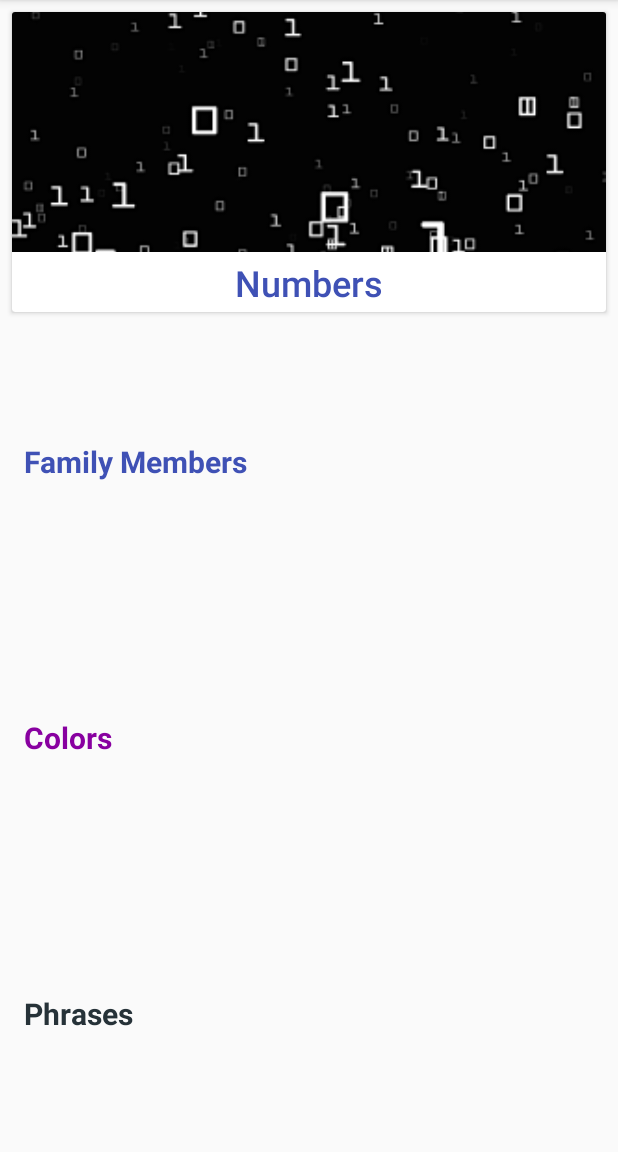
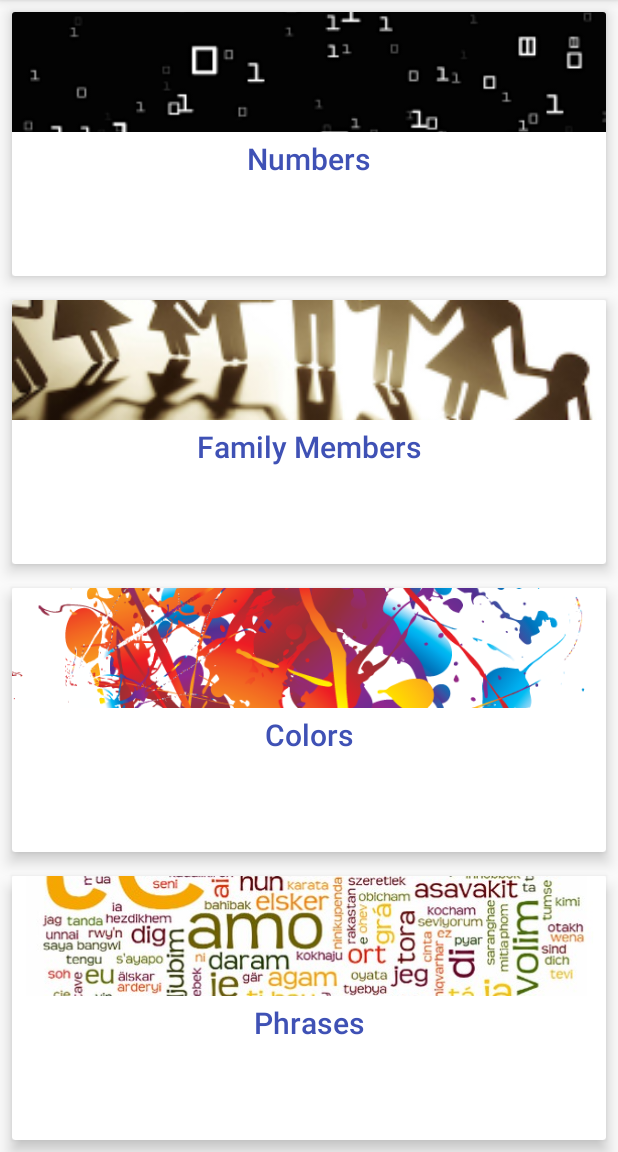
Before and after one commit to tarunkukreja003/Miwok, an Android app: the screen it shows after launch (MainActivity), on a phone screen of 412 x 824 dp, the part 84-1236 px from its top. Run offline under Robolectric (Android 15) with nearby library versions, the phone set to English and light mode, and no system bars.

Commit message:
Text View on Main Activity replaced by Card View

```diff
--- /dev/null
+++ b/app/src/main/java/com/example/android/miwok/HomeActivity.java
@@ -0,0 +1,8 @@
+package com.example.android.miwok;
+
+/**
+ * Created by tarunkukreja on 06/03/17.
+ */
+
+public class HomeActivity {
+}
--- a/app/src/main/java/com/example/android/miwok/MainActivity.java
+++ b/app/src/main/java/com/example/android/miwok/MainActivity.java
@@ -20,7 +20,6 @@ import android.os.Bundle;
 import android.support.v7.app.AppCompatActivity;
 import android.support.v7.widget.CardView;
 import android.view.View;
-import android.widget.TextView;
 
 public class MainActivity extends AppCompatActivity {
     protected void onCreate(Bundle savedInstanceState){
@@ -32,9 +31,9 @@ public class MainActivity extends AppCompatActivity {
 
 
 
-        CardView textView = (CardView) findViewById(R.id.card_view1);
-        assert textView != null;
-        textView.setOnClickListener(new View.OnClickListener() {
+        CardView cardViewNumber = (CardView) findViewById(R.id.card_view1);
+        assert cardViewNumber != null;
+        cardViewNumber.setOnClickListener(new View.OnClickListener() {
             @Override
             public void onClick(View view) {
                 Intent intent = new Intent(MainActivity.this,NumbersActivity.class) ;
@@ -43,9 +42,9 @@ public class MainActivity extends AppCompatActivity {
             }
         });
 
-        TextView family = (TextView)(findViewById(R.id.family));
-        assert family != null;
-        family.setOnClickListener(new View.OnClickListener() {
+        CardView cardViewFamily = (CardView) (findViewById(R.id.card_view_family));
+        assert cardViewFamily != null;
+        cardViewFamily.setOnClickListener(new View.OnClickListener() {
             @Override
             public void onClick(View view) {
                 Intent intent = new Intent(MainActivity.this,FamilyActivity.class) ;
@@ -54,9 +53,9 @@ public class MainActivity extends AppCompatActivity {
             }
         });
 
-        TextView phrases = (TextView)(findViewById(R.id.phrases));
-        assert phrases != null;
-        phrases.setOnClickListener(new View.OnClickListener() {
+        CardView cardViewPhrases = (CardView) (findViewById(R.id.card_view_phrases));
+        assert cardViewPhrases != null;
+        cardViewPhrases.setOnClickListener(new View.OnClickListener() {
             @Override
             public void onClick(View view) {
                 Intent intent = new Intent(MainActivity.this,PhrasesActivity.class) ;
@@ -64,9 +63,9 @@ public class MainActivity extends AppCompatActivity {
             }
         });
 
-        TextView colors = (TextView)(findViewById(R.id.colors));
-        assert colors !=null ;
-        colors.setOnClickListener(new View.OnClickListener() {
+        CardView cardViewColors = (CardView) (findViewById(R.id.card_view_colors));
+        assert cardViewColors !=null ;
+        cardViewColors.setOnClickListener(new View.OnClickListener() {
             @Override
             public void onClick(View view) {
 
--- a/app/src/main/res/layout/activity_main.xml
+++ b/app/src/main/res/layout/activity_main.xml
@@ -2,6 +2,7 @@
 <LinearLayout
     xmlns:android="http://schemas.android.com/apk/res/android"
     xmlns:tools="http://schemas.android.com/tools"
+    xmlns:card_view="http://schemas.android.com/apk/res-auto"
     android:layout_width="match_parent"
     android:layout_height="match_parent"
     android:orientation="vertical"
@@ -11,9 +12,11 @@
 
    <android.support.v7.widget.CardView
        android:layout_width="match_parent"
-       android:layout_height="200dp"
+       android:layout_height="0dp"
+       android:layout_weight="1"
        android:layout_margin="8dp"
-       android:elevation="6dp"
+       card_view:cardElevation="6dp"
+       android:foreground="?android:attr/selectableItemBackground"
        android:id="@+id/card_view1"
        >
        <LinearLayout
@@ -23,7 +26,7 @@
 
        <ImageView
            android:layout_width="match_parent"
-           android:layout_height="160dp"
+           android:layout_height="80dp"
            android:scaleType="centerCrop"
            android:src="@drawable/numbers_main"/>
 
@@ -32,7 +35,7 @@
            android:layout_height="wrap_content"
            android:text="Numbers"
            android:layout_margin="4dp"
-           android:textSize="24sp"
+           android:textSize="20sp"
            android:textColor="#3f51b5"
            android:fontFamily="sans-serif-medium"
            android:gravity="center_horizontal"
@@ -41,30 +44,113 @@
 </LinearLayout>
    </android.support.v7.widget.CardView>
 
+    <android.support.v7.widget.CardView
+        android:layout_width="match_parent"
+        android:layout_height="0dp"
+        android:layout_weight="1"
+        android:layout_margin="8dp"
+       card_view:cardElevation="6dp"
+        android:foreground="?android:attr/selectableItemBackground"
+        android:id="@+id/card_view_family">
+        <LinearLayout
+            android:layout_width="match_parent"
+            android:layout_height="match_parent"
+            android:orientation="vertical">
+
+            <ImageView
+                android:layout_width="match_parent"
+                android:layout_height="80dp"
+                android:scaleType="centerCrop"
+                android:src="@drawable/family"/>
+
+            <TextView
+                android:layout_width="match_parent"
+                android:layout_height="wrap_content"
+                android:text="Family Members"
+                android:layout_margin="4dp"
+                android:textSize="20sp"
+                android:textColor="#3f51b5"
+                android:fontFamily="sans-serif-medium"
+                android:gravity="center_horizontal"
+                android:id="@+id/family"/>
+
+        </LinearLayout>
+
+    </android.support.v7.widget.CardView>
+
+    <android.support.v7.widget.CardView
+        android:layout_width="match_parent"
+        android:layout_height="0dp"
+        android:layout_weight="1"
+        android:layout_margin="8dp"
+        card_view:cardElevation="6dp"
+        android:clickable="true"
+        android:foreground="?android:attr/selectableItemBackground"
+        android:id="@+id/card_view_colors">
+
+        <LinearLayout
+            android:layout_width="match_parent"
+            android:layout_height="match_parent"
+            android:orientation="vertical">
+
+            <ImageView
+                android:layout_width="match_parent"
+                android:layout_height="80dp"
+                android:scaleType="centerCrop"
+                android:src="@drawable/colors_main"/>
+
+            <TextView
+                android:layout_width="match_parent"
+                android:layout_height="wrap_content"
+                android:text="Colors"
+                android:layout_margin="4dp"
+                android:textSize="20sp"
+                android:textColor="#3f51b5"
+                android:fontFamily="sans-serif-medium"
+                android:gravity="center_horizontal"
+                android:id="@+id/colors"/>
+
+        </LinearLayout>
 
 
-    <TextView
-        android:id="@+id/family"
-        style="@style/CategoryStyle"
-        android:background="?android:attr/selectableItemBackground"
-        android:text="@string/category_family"
-        android:textColor="#3F51B5" />
+    </android.support.v7.widget.CardView>
+
+    <android.support.v7.widget.CardView
+        android:layout_width="match_parent"
+        android:layout_height="0dp"
+        android:layout_weight="1"
+        android:layout_margin="8dp"
+        card_view:cardElevation="6dp"
+        android:clickable="true"
+        android:foreground="?android:attr/selectableItemBackground"
+        android:id="@+id/card_view_phrases">
+
+        <LinearLayout
+            android:layout_width="match_parent"
+            android:layout_height="match_parent"
+            android:orientation="vertical">
+
+            <ImageView
+                android:layout_width="match_parent"
+                android:layout_height="80dp"
+                android:scaleType="centerCrop"
+                android:src="@drawable/phrases_main"/>
+
+            <TextView
+                android:layout_width="match_parent"
+                android:layout_height="wrap_content"
+                android:text="Phrases"
+                android:layout_margin="4dp"
+                android:textSize="20sp"
+                android:textColor="#3f51b5"
+                android:fontFamily="sans-serif-medium"
+                android:gravity="center_horizontal"
+                android:id="@+id/phrases"/>
+
+        </LinearLayout>
 
 
-    <TextView
-        android:id="@+id/colors"
-        style="@style/CategoryStyle"
-        android:background="?android:attr/selectableItemBackground"
-        android:text="@string/category_colors"
-        android:textColor="@color/category_colors"/>
-
-
-    <TextView
-        android:id="@+id/phrases"
-        style="@style/CategoryStyle"
-        android:background="?android:attr/selectableItemBackground"
-        android:text="@string/category_phrases"
-        android:textColor="#263238"/>
+    </android.support.v7.widget.CardView>
 
 
 
```
Also changed, not shown: app/src/main/res/drawable-hdpi/colors_main.png (added), app/src/main/res/drawable-hdpi/phrases_main.jpg (added), app/src/main/res/drawable-mdpi/colors_main.png (added), app/src/main/res/drawable-mdpi/phrases_main.jpg (added), app/src/main/res/drawable-xhdpi/colors_main.png (added), app/src/main/res/drawable-xhdpi/phrases_main.jpg (added), app/src/main/res/drawable-xxhdpi/colors_main.png (added), app/src/main/res/drawable-xxhdpi/phrases_main.jpg (added), app/src/main/res/drawable-xxxhdpi/colors_main.png (added), app/src/main/res/drawable-xxxhdpi/phrases_main.jpg (added), gradle/wrapper/gradle-wrapper.properties.
